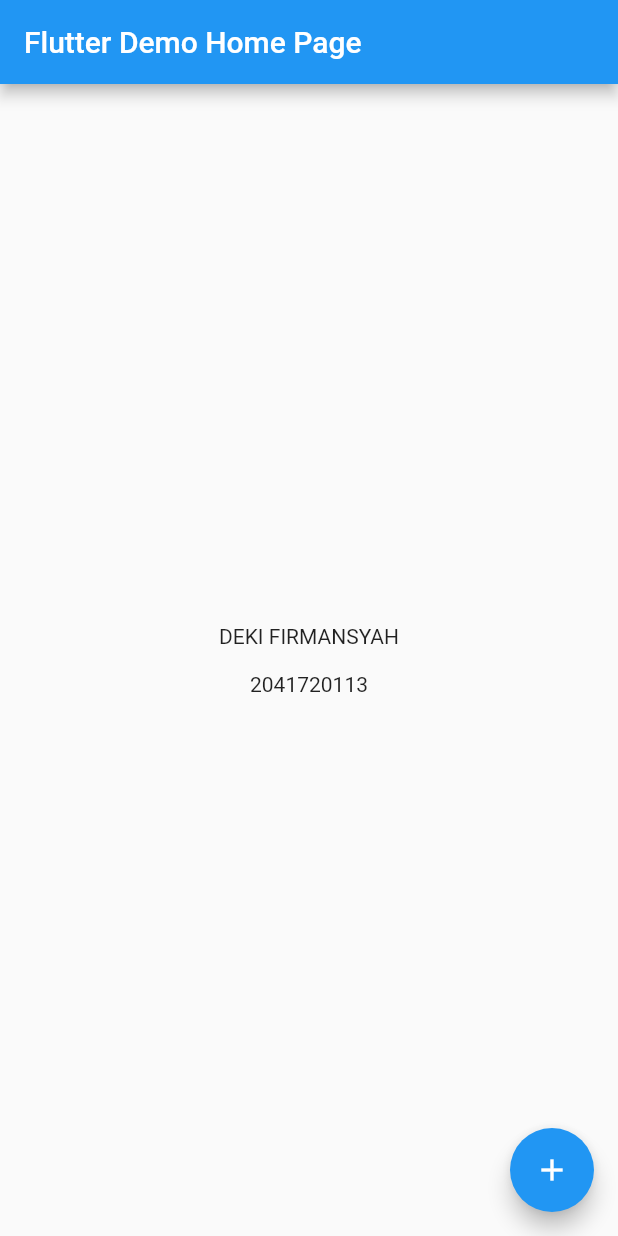
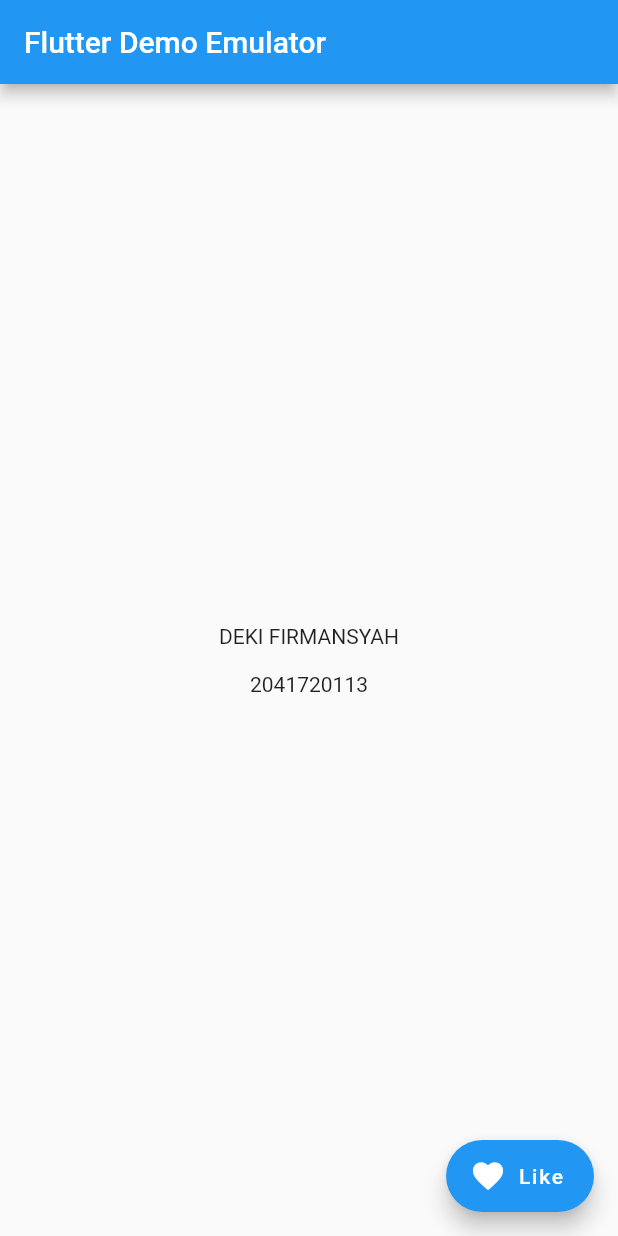
Before and after one commit to DekiFirmansyah/flutter, a Flutter app: the screen it shows after launch, on a phone screen of 412 x 824 dp. Run offline on Flutter 3.47's test engine with Material 2 defaults, Android fonts, the phone set to English and light mode, and no system bars.

Commit message:
tugas flutter

```diff
--- a/lib/main.dart
+++ b/lib/main.dart
@@ -15,7 +15,8 @@ class MyApp extends StatelessWidget {
       theme: ThemeData(
         primarySwatch: Colors.blue,
       ),
-      home: const MyHomePage(title: 'Flutter Demo Home Page'),
+      debugShowCheckedModeBanner: false,
+      home: const MyHomePage(title: 'Flutter Demo Emulator'),
     );
   }
 }
@@ -39,7 +40,6 @@ class _MyHomePageState extends State<MyHomePage> {
 
   @override
   Widget build(BuildContext context) {
-
     return Scaffold(
       appBar: AppBar(
         title: Text(widget.title),
@@ -47,8 +47,8 @@ class _MyHomePageState extends State<MyHomePage> {
       body: Center(
         child: Column(
           mainAxisAlignment: MainAxisAlignment.center,
-          children: <Widget>[
-            const Text(
+          children: const <Widget>[
+            Text(
               'DEKI FIRMANSYAH',
             ),
             Text(
@@ -57,10 +57,16 @@ class _MyHomePageState extends State<MyHomePage> {
           ],
         ),
       ),
-      floatingActionButton: FloatingActionButton(
+      // floatingActionButton: FloatingActionButton(
+      //   onPressed: _incrementCounter,
+      //   tooltip: 'Increment',
+      //   child: const Icon(Icons.qr_code),
+      // ),
+      floatingActionButton: FloatingActionButton.extended(
         onPressed: _incrementCounter,
         tooltip: 'Increment',
-        child: const Icon(Icons.add),
+        label: const Text('Like'),
+        icon: const Icon(Icons.favorite),
       ),
     );
   }
```
Also changed, not shown: pubspec.lock.
